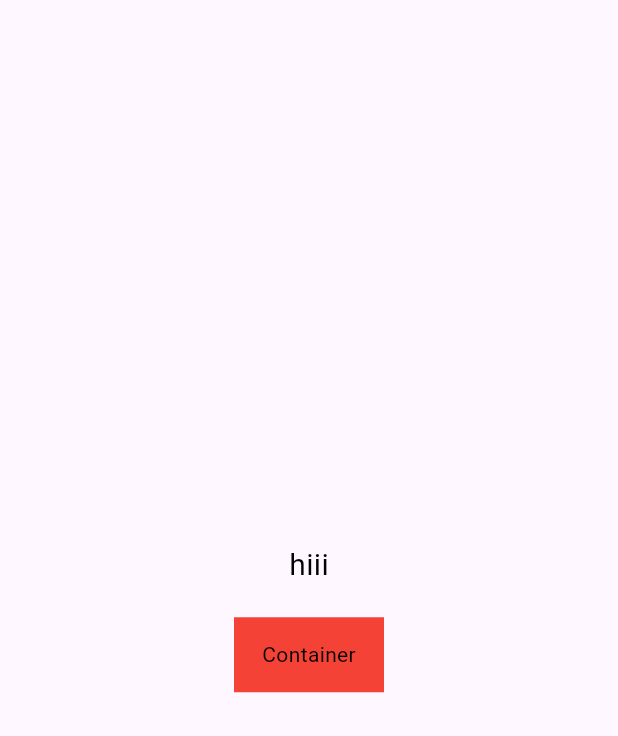
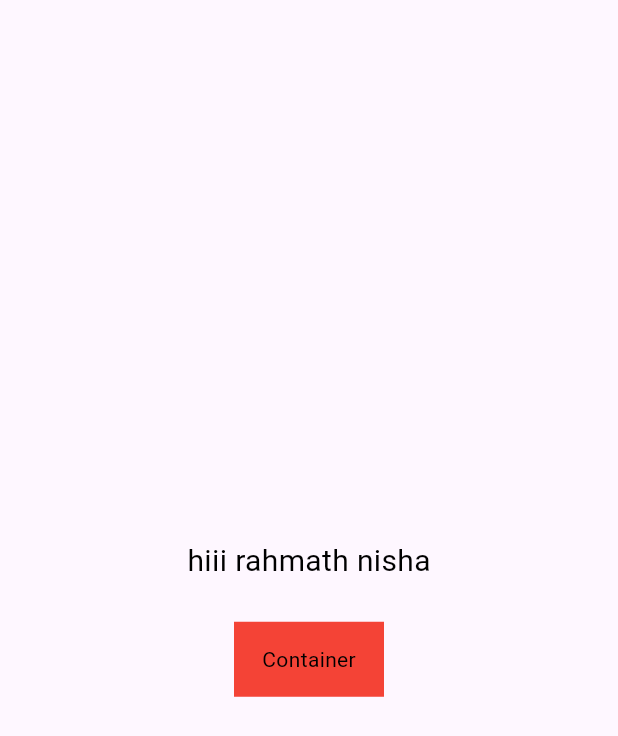
Before and after one commit to Arsathali/servizzy, a Flutter app: the screen it shows after launch, on a phone screen of 412 x 824 dp. Shown: the top 736 px of the screen. Run offline on Flutter 3.47's test engine with Material 3 defaults, Android fonts, the phone set to English and light mode, and no system bars.

Commit message:
changes made

```diff
--- a/lib/main.dart
+++ b/lib/main.dart
@@ -41,10 +41,10 @@ class _MyHomePageState extends State<MyHomePage> {
           mainAxisSize: MainAxisSize.min, // Centers the column content vertically
           children: [
              const Text(
-              'hiii',
+              'hiii rahmath nisha',
               style: TextStyle(fontSize: 20, color: Colors.black),
             ),
-             const SizedBox(height: 20), // Adds space between the text and the container
+             const SizedBox(height: 26), // Adds space between the text and the container
             Container(
               width: 100,
               height: 50,
```
